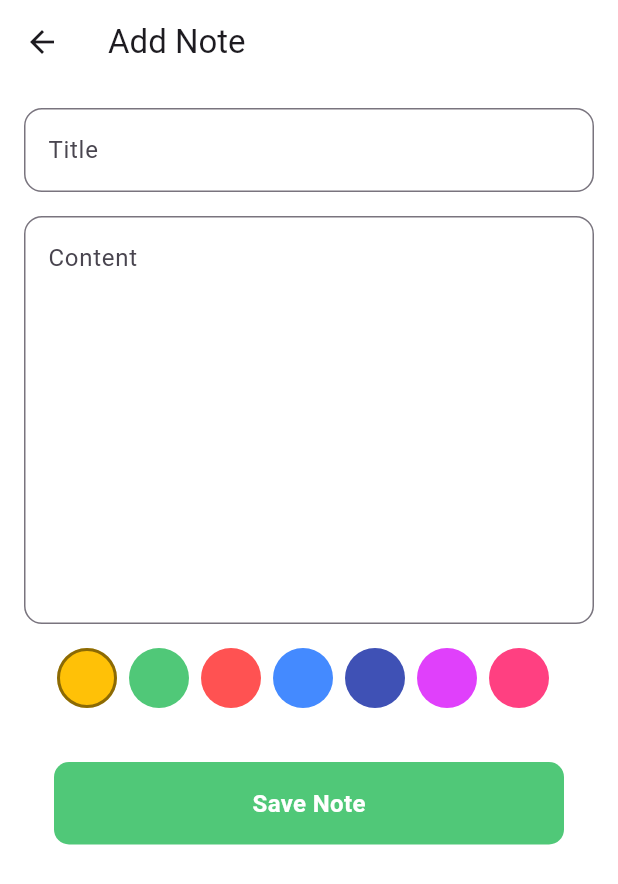
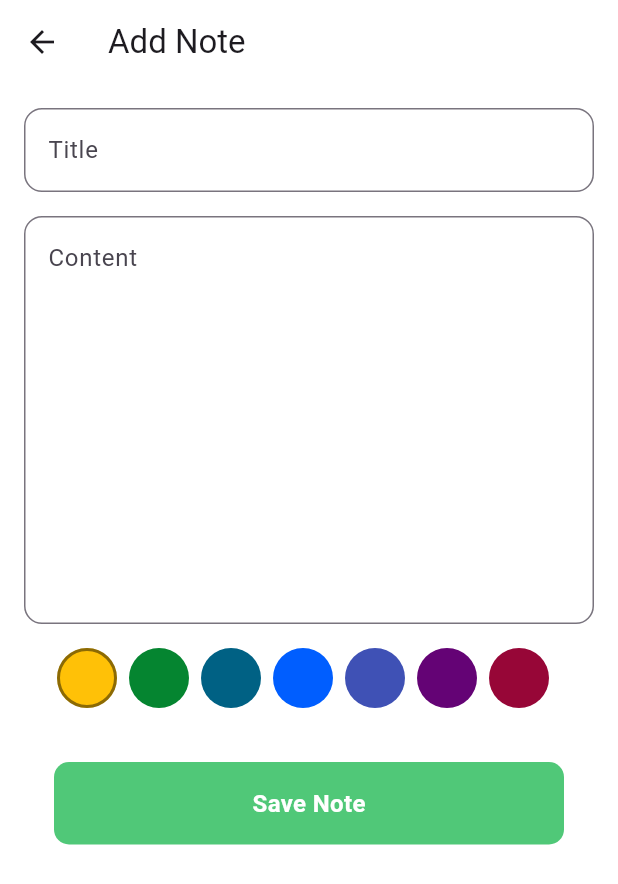
Before and after one commit to Gustavo-LucioAC/TaskUP, a Flutter app: the screen it shows after launch, after a tap on the "add" icon, on a phone screen of 412 x 824 dp. Shown: the top 884 px of the screen. Run offline on Flutter 3.47's test engine with Material 3 defaults, Android fonts, the phone set to English and light mode, and no system bars; our stand-ins replace sqflite; accounts and stored records are empty.

Commit message:
colors changes

```diff
--- a/lib/screens/add_edit_screen.dart
+++ b/lib/screens/add_edit_screen.dart
@@ -19,12 +19,12 @@ class _AddEditNoteScreenState extends State<AddEditNoteScreen> {
   Color _selectedColor = Colors.amber;
   final List<Color> _colors = [
     Colors.amber,
-    Color(0xFF50C878),
-    Colors.redAccent,
-    Colors.blueAccent,
+    Color.fromARGB(255, 5, 133, 48),
+    const Color.fromARGB(255, 0, 97, 132),
+    const Color.fromARGB(255, 0, 94, 255),
     Colors.indigo,
-    Colors.purpleAccent,
-    Colors.pinkAccent,
+    const Color.fromARGB(255, 100, 3, 117),
+    const Color.fromARGB(255, 151, 6, 55),
   ];
 
   @override
--- a/lib/screens/home_screen.dart
+++ b/lib/screens/home_screen.dart
@@ -53,10 +53,10 @@ class _HomeScreenState extends State<HomeScreen> {
   @override
   Widget build(BuildContext context) {
     return Scaffold(
-      backgroundColor: Colors.white,
+      backgroundColor: const Color.fromARGB(255, 255, 255, 255),
       appBar: AppBar(
         elevation: 0,
-        backgroundColor: Colors.white,
+        backgroundColor: const Color.fromARGB(255, 255, 255, 255),
         title: Text(
           "My notes",
         ),
@@ -139,7 +139,7 @@ class _HomeScreenState extends State<HomeScreen> {
           _loadNotes();
         },
         child: Icon(Icons.add),
-        backgroundColor: Color(0xFF50c878),
+        backgroundColor: Color.fromARGB(255, 8, 4, 86),
         foregroundColor: Colors.white,
       ),
     );
```
